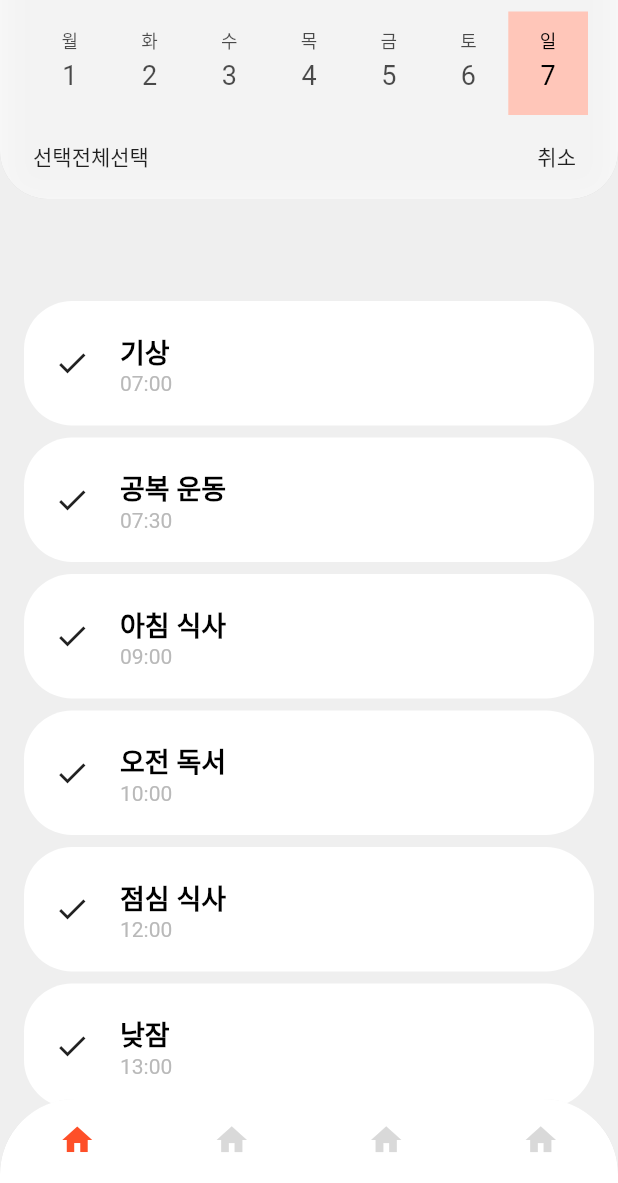
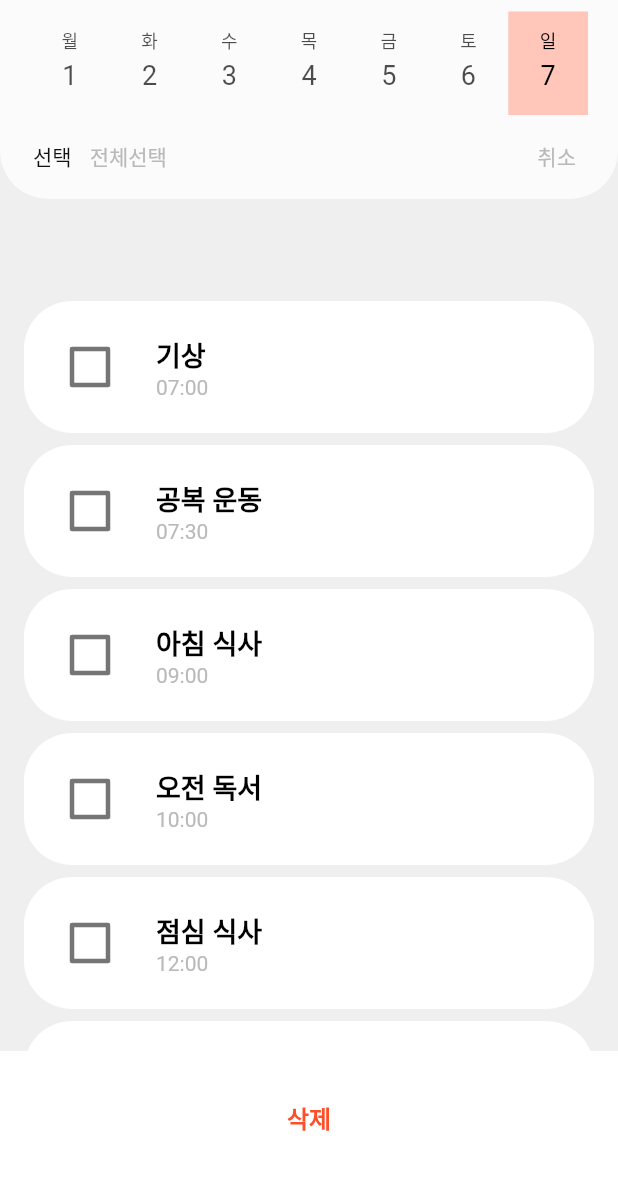
Before and after one commit to formart12/hatin-project, a Flutter app: the screen it shows after launch, after a tap on "전체 편집", on a phone screen of 412 x 824 dp, the part 53-1236 px from its top. Run offline on Flutter 3.47's test engine with Material 3 defaults, Android fonts, the phone set to English and light mode, and no system bars.

Commit message:
데일리 루틴 전체 편집 기능이 활성화 되었습니다. 현재는 Api는 붙어있지 않습니다.
루틴을 하나도 선택하지 않은 경우에는 삭제 버튼을 클릭해도 아무런 이벤트가 발생하지 않습니다.

루틴삭제 다이얼로그에서 삭제 버튼에 대한 이벤트가 지정되지 않았습니다.
취소 버튼 혹은 오버레이를 탭하면 다이얼로그를 끌 수 있습니다.

```diff
--- a/lib/main.dart
+++ b/lib/main.dart
@@ -1,7 +1,10 @@
 import 'package:flutter/material.dart';
+import 'package:hatin/src/repository/routin_repository.dart';
+import 'package:hatin/src/service/routin_service.dart';
 import 'package:hatin/src/ui/app/app.dart';
 import 'package:hatin/src/ui/app/app_view_model.dart';
 import 'package:hatin/src/ui/routine/routin_add_page.dart';
+import 'package:hatin/src/ui/routine/routin_view_model.dart';
 import 'package:provider/provider.dart';
 
 void main() {
@@ -13,14 +16,22 @@ class MyApp extends StatelessWidget {
 
   @override
   Widget build(BuildContext context) {
-    return ChangeNotifierProvider(
-      create: (context) => AppViewModel(),
+    return MultiProvider(
+      providers: [
+        ChangeNotifierProvider(create: (context) => AppViewModel()),
+        ChangeNotifierProvider(
+            create: (context) => RoutinViewModel(
+                routinService:
+                    RoutinService(routinRepository: RoutinRepository())))
+      ],
       child: MaterialApp(
         debugShowCheckedModeBanner: false,
         theme: ThemeData(
             useMaterial3: false,
             highlightColor: Colors.transparent,
             splashColor: Colors.transparent,
+            colorScheme: const ColorScheme.light(
+                primary: Color(0xffFE4F28), secondary: Color(0x00f1f3f5)),
             scaffoldBackgroundColor: const Color(0xffefefef),
             appBarTheme: const AppBarTheme(
                 backgroundColor: Colors.white,
--- a/lib/src/model/routin.dart
+++ b/lib/src/model/routin.dart
@@ -3,6 +3,7 @@ class Routin {
   final String name;
   final String startAt;
   final String finishAt;
+  bool isCheck = false;
 
   Routin(
       {required this.id,
@@ -17,4 +18,8 @@ class Routin {
         startAt: json["startAt"],
         finishAt: json["finishAt"]);
   }
+
+  void check(bool value) {
+    isCheck = value;
+  }
 }
--- a/lib/src/ui/app/app.dart
+++ b/lib/src/ui/app/app.dart
@@ -1,7 +1,7 @@
 import 'package:flutter/material.dart';
 import 'package:hatin/src/ui/app/app_view_model.dart';
-import 'package:hatin/src/ui/home/home_page.dart';
 import 'package:hatin/src/ui/home/home_view.dart';
+import 'package:hatin/src/ui/routine/routin_view_model.dart';
 import 'package:provider/provider.dart';
 
 class App extends StatefulWidget {
@@ -26,7 +26,7 @@ class _AppState extends State<App> {
         builder: (context, provider, child) => IndexedStack(
           index: provider.pageIndex,
           children: [
-            const HomePage(),
+            const HomeView(),
             Container(
               color: Colors.yellow,
             ),
@@ -41,7 +41,8 @@ class _AppState extends State<App> {
       );
 
   Widget _bottomNavigationBar() =>
-      Consumer<AppViewModel>(builder: (context, provider, child) {
+      (!Provider.of<RoutinViewModel>(context).isEdit)
+          ? Consumer<AppViewModel>(builder: (context, provider, child) {
               return ClipRRect(
                 borderRadius: const BorderRadius.only(
                   topRight: Radius.circular(50),
@@ -55,12 +56,35 @@ class _AppState extends State<App> {
                     showUnselectedLabels: false,
                     type: BottomNavigationBarType.fixed,
                     items: const [
-                BottomNavigationBarItem(icon: Icon(Icons.home), label: "Home"),
-                BottomNavigationBarItem(icon: Icon(Icons.home), label: "Rotin"),
-                BottomNavigationBarItem(icon: Icon(Icons.home), label: "Feed"),
+                      BottomNavigationBarItem(
+                          icon: Icon(Icons.home), label: "Home"),
+                      BottomNavigationBarItem(
+                          icon: Icon(Icons.home), label: "Rotin"),
+                      BottomNavigationBarItem(
+                          icon: Icon(Icons.home), label: "Feed"),
                       BottomNavigationBarItem(
                           icon: Icon(Icons.home), label: "MyPage"),
                     ]),
               );
-      });
+            })
+          : GestureDetector(
+              onTap: () {
+                Provider.of<RoutinViewModel>(context, listen: false)
+                    .showDeleteDialog(context);
+              },
+              child: Container(
+                height: 88,
+                alignment: Alignment.center,
+                decoration: const BoxDecoration(color: Colors.white),
+                child: const SafeArea(
+                  child: Text(
+                    "삭제",
+                    style: TextStyle(
+                        fontSize: 16,
+                        fontWeight: FontWeight.w600,
+                        color: Color(0xffFE4F28)),
+                  ),
+                ),
+              ),
+            );
 }
--- a/lib/src/ui/home/home_page.dart
+++ /dev/null
@@ -1,19 +0,0 @@
-import 'package:flutter/material.dart';
-import 'package:hatin/src/repository/routin_repository.dart';
-import 'package:hatin/src/service/routin_service.dart';
-import 'package:hatin/src/ui/home/home_view.dart';
-import 'package:hatin/src/ui/routine/routin_view_model.dart';
-import 'package:provider/provider.dart';
-
-class HomePage extends StatelessWidget {
-  const HomePage({super.key});
-
-  @override
-  Widget build(BuildContext context) {
-    return ChangeNotifierProvider(
-      create: (context) => RoutinViewModel(
-          routinService: RoutinService(routinRepository: RoutinRepository())),
-      child: const HomeView(),
-    );
-  }
-}
--- a/lib/src/ui/home/home_view.dart
+++ b/lib/src/ui/home/home_view.dart
@@ -1,6 +1,9 @@
 import 'dart:ui';
 
+import 'package:flutter/cupertino.dart';
 import 'package:flutter/material.dart';
+import 'package:flutter/painting.dart';
+import 'package:flutter/rendering.dart';
 import 'package:flutter/widgets.dart';
 import 'package:hatin/src/ui/routine/routin_page.dart';
 import 'package:hatin/src/ui/routine/routin_view_model.dart';
@@ -68,15 +71,6 @@ class _TabBarScreenState extends State<HomeView>
               sigmaX: 15.0,
               sigmaY: 15.0,
             ),
-            child: Container(
-              decoration: BoxDecoration(color: Colors.transparent, boxShadow: [
-                BoxShadow(
-                    color: Colors.grey.withOpacity(0.4),
-                    spreadRadius: 0,
-                    blurRadius: 20,
-                    offset: const Offset(0, 4),
-                    blurStyle: BlurStyle.normal)
-              ]),
             child: AppBar(
               elevation: 0.0,
               backgroundColor: Colors.white.withOpacity(0.75),
@@ -86,7 +80,6 @@ class _TabBarScreenState extends State<HomeView>
               centerTitle: false,
               title: Text(DateFormat("yyyy년 M월 d일").format(DateTime.now())),
               bottom: _tabBar(),
-              ),
             ),
           ),
         ),
@@ -100,6 +93,12 @@ class _TabBarScreenState extends State<HomeView>
         child: Column(
           children: [
             TabBar(
+              onTap: (value) {
+                if (Provider.of<RoutinViewModel>(context, listen: false)
+                    .isEdit) {
+                  Provider.of<RoutinViewModel>(context, listen: false).edit();
+                }
+              },
               controller: _tabController,
               indicator: const BoxDecoration(color: Color(0xffFFC6B9)),
               labelStyle: const TextStyle(
@@ -139,24 +138,45 @@ class _TabBarScreenState extends State<HomeView>
   }
 
   Widget _edit() =>
-      Consumer<RoutinViewModel>(builder: (context, provder, child) {
-        return (provder.isEdit)
+      Consumer<RoutinViewModel>(builder: (context, provider, child) {
+        return (provider.isEdit)
             ? SizedBox(
                 height: AppBar().preferredSize.height,
                 child: Row(
                   mainAxisAlignment: MainAxisAlignment.spaceBetween,
                   children: [
-                    const Padding(
-                      padding: EdgeInsets.all(2.0),
+                    Padding(
+                      padding: const EdgeInsets.all(2.0),
                       child: Row(
-                        children: [Text("선택"), Text("전체선택")],
+                        children: [
+                          const Text(
+                            "선택",
+                            style: TextStyle(
+                                fontSize: 14, color: Color(0xff111111)),
+                          ),
+                          GestureDetector(
+                            onTap: provider.allSelect,
+                            child: const Padding(
+                              padding: EdgeInsets.symmetric(horizontal: 12.0),
+                              child: Text(
+                                "전체선택",
+                                style: TextStyle(
+                                    fontSize: 14, color: Color(0xffb9b9b9)),
+                              ),
+                            ),
+                          )
+                        ],
                       ),
                     ),
                     GestureDetector(
                         onTap: Provider.of<RoutinViewModel>(context).edit,
                         child: const Padding(
                           padding: EdgeInsets.all(8.0),
-                          child: Text("취소"),
+                          child: Text(
+                            "취소",
+                            style: TextStyle(
+                                fontSize: 14, color: Color(0xffb9b9b9)),
+                          ),
                         ))
                   ],
                 ),
--- a/lib/src/ui/routine/routin_delete_view.dart
+++ b/lib/src/ui/routine/routin_delete_view.dart
@@ -3,9 +3,14 @@ import 'package:hatin/src/model/routin.dart';
 import 'package:hatin/src/ui/routine/routin_view_model.dart';
 import 'package:provider/provider.dart';
 
-class RoutinDeleteView extends StatelessWidget {
+class RoutinDeleteView extends StatefulWidget {
   const RoutinDeleteView({super.key});
 
+  @override
+  State<RoutinDeleteView> createState() => _RoutinDeleteViewState();
+}
+
+class _RoutinDeleteViewState extends State<RoutinDeleteView> {
   @override
   Widget build(BuildContext context) {
     return Consumer<RoutinViewModel>(
@@ -28,7 +33,15 @@ class RoutinDeleteView extends StatelessWidget {
                       child: Row(
                         mainAxisAlignment: MainAxisAlignment.start,
                         children: [
-                          const Icon(Icons.check),
+                          Transform.scale(
+                            scale: 1.5,
+                            child: Checkbox(
+                                checkColor: const Color(0xffFE4F28),
+                                value: routin.isCheck,
+                                onChanged: (value) {
+                                  provider.check(value, index);
+                                }),
+                          ),
                           Padding(
                             padding:
                                 const EdgeInsets.symmetric(horizontal: 20.0),
--- a/lib/src/ui/routine/routin_view_model.dart
+++ b/lib/src/ui/routine/routin_view_model.dart
@@ -1,10 +1,16 @@
 import 'package:flutter/material.dart';
+import 'package:flutter/widgets.dart';
 import 'package:hatin/src/model/routin.dart';
 import 'package:hatin/src/service/routin_service.dart';
+import 'package:hatin/src/widget/hatin_dialog.dart';
 
 class RoutinViewModel extends ChangeNotifier {
+  final _scaffoldKey = GlobalKey<ScaffoldState>();
   final RoutinService routinService;
   final List<Routin> _dailyRoutins = [];
+  bool _isLoading = false;
+
+  GlobalKey<ScaffoldState> get key => _scaffoldKey;
 
   bool _isEdit = false;
 
@@ -12,19 +18,63 @@ class RoutinViewModel extends ChangeNotifier {
 
   bool get isEdit => _isEdit;
 
+  bool get isLoading => _isLoading;
+
   RoutinViewModel({required this.routinService}) {
     _fetchData();
   }
 
   void _fetchData() async {
+    _isLoading = true;
+    notifyListeners();
     final routins = await routinService.getAllRoutins();
     _dailyRoutins.clear();
     _dailyRoutins.addAll(routins);
+    _isLoading = false;
     notifyListeners();
   }
 
   void edit() {
+    if (_isEdit) {
+      for (var routin in _dailyRoutins) {
+        routin.check(false);
+      }
+    }
     _isEdit = !_isEdit;
     notifyListeners();
   }
+
+  void allSelect() {
+    for (var routin in _dailyRoutins) {
+      routin.check(true);
+    }
+    notifyListeners();
+  }
+
+  void check(bool? value, int index) {
+    _dailyRoutins[index].check(value!);
+    notifyListeners();
+  }
+
+  void showDeleteDialog(BuildContext context) {
+    final deleteRoutins =
+        _dailyRoutins.where((routin) => routin.isCheck).toList();
+
+    if (deleteRoutins.isEmpty) {
+      return;
+    }
+    showDialog(
+        context: context,
+        builder: (context) => HatinDialog(
+              showHeader: true,
+              header: const CircleAvatar(),
+              content: const ["루틴의 모든 기록이", "영구적으로 삭제됩니다.", "", "정말 삭제하시겠습니까?"],
+              commitLabel: "삭제",
+              onCommit: () {},
+              cancelLabel: "취소",
+              onCancel: () {
+                Navigator.of(context).pop();
+              },
+            ));
+  }
 }
```
Also changed, not shown: lib/src/widget/hatin_dialog.dart (+51 -26 lines), 3 other files. Lines whose indentation alone changed are shown as unchanged.
